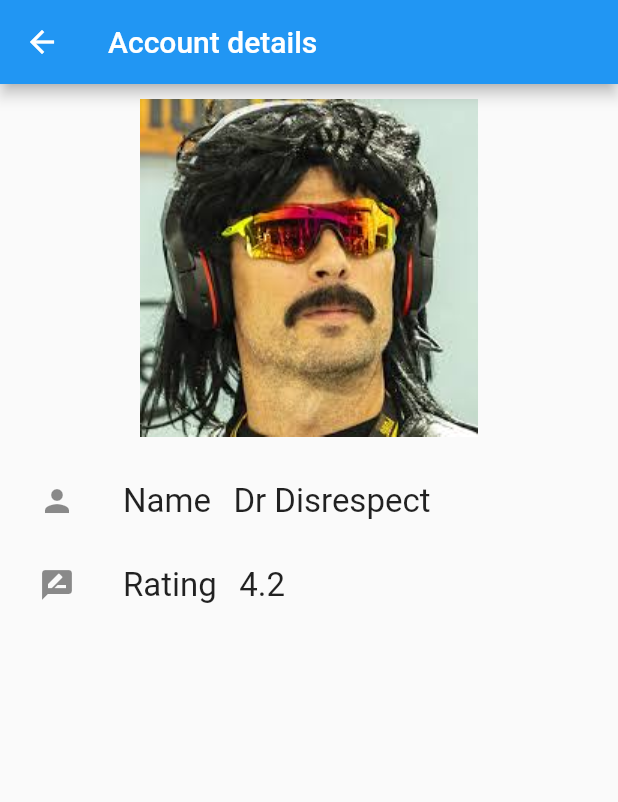
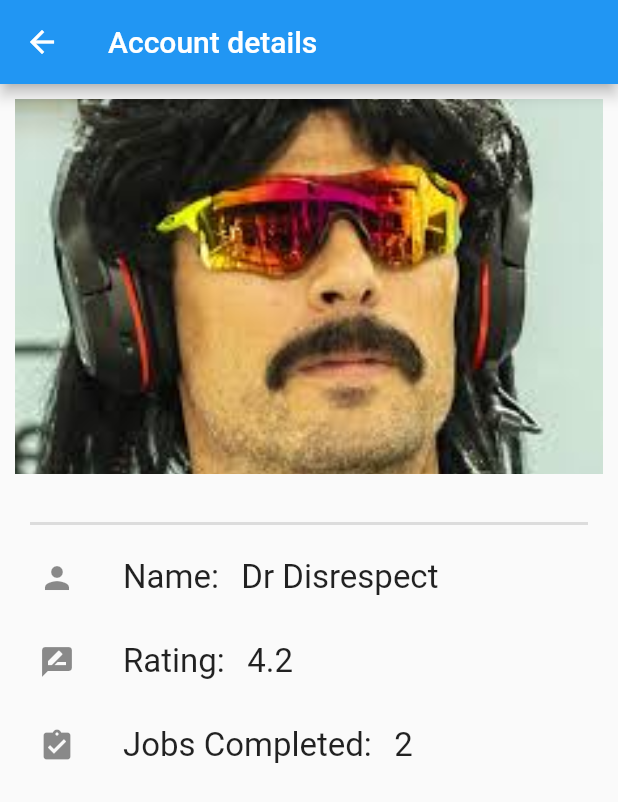
Before and after one commit to DSC-Flutter-PU/Project-App, a Flutter app: the Account screen opened directly, on a phone screen of 412 x 824 dp. Shown: the top 802 px of the screen. Run offline on Flutter 3.47's test engine with Material 2 defaults, Android fonts, the phone set to English and light mode, and no system bars; our stand-ins replace firebase_auth; accounts and stored records are empty.

Commit message:
Changes to Account page

```diff
--- a/lib/screens/account.dart
+++ b/lib/screens/account.dart
@@ -25,22 +25,29 @@ class _AccountState extends State<Account> {
         child: Padding(
           padding: EdgeInsets.all(10.0),
           child: Column(
+            mainAxisAlignment: MainAxisAlignment.start,
+            crossAxisAlignment: CrossAxisAlignment.start,
             children: <Widget>[
               Container(
+                height: 250.0,
                 decoration: BoxDecoration(
-                  borderRadius: BorderRadius.circular(50.0),
-                ),
-                child: Image.asset("images/dr.jpeg"),
+                  image: DecorationImage(
+                    alignment: Alignment.center,
+                    image: AssetImage('images/dr.jpeg'),
+                    fit: BoxFit.cover,
+                    ),
+                  ),
               ),
               SizedBox(
-                height: 15.0,
+                height: 25.0,
               ),
+              Divider(indent: 10.0, endIndent: 10.0, thickness: 2.0,),
               ListTile(
                 leading: Icon(Icons.person),
                 title: Row(
                   children: <Widget>[
                     Text(
-                      "Name",
+                      "Name:",
                       style: TextStyle(fontSize: 22.0),
                     ),
                     SizedBox(
@@ -60,7 +67,7 @@ class _AccountState extends State<Account> {
                 title: Row(
                   children: <Widget>[
                     Text(
-                      "Rating",
+                      "Rating:",
                       style: TextStyle(
                         fontSize: 22.0,
                       ),
@@ -77,8 +84,28 @@ class _AccountState extends State<Account> {
                   ],
                 ),
               ),
-              SizedBox(
-                height: 30.0,
+
+                ListTile(
+                leading: Icon(Icons.assignment_turned_in),
+                title: Row(
+                  children: <Widget>[
+                    Text(
+                      "Jobs Completed:",
+                      style: TextStyle(
+                        fontSize: 22.0,
+                      ),
+                    ),
+                    SizedBox(
+                      width: 15.0,
+                    ),
+                    Text(
+                      '2',
+                      style: TextStyle(
+                        fontSize: 22.0,
+                      ),
+                    )
+                  ],
+                ),
               ),
             ],
           ),
```
